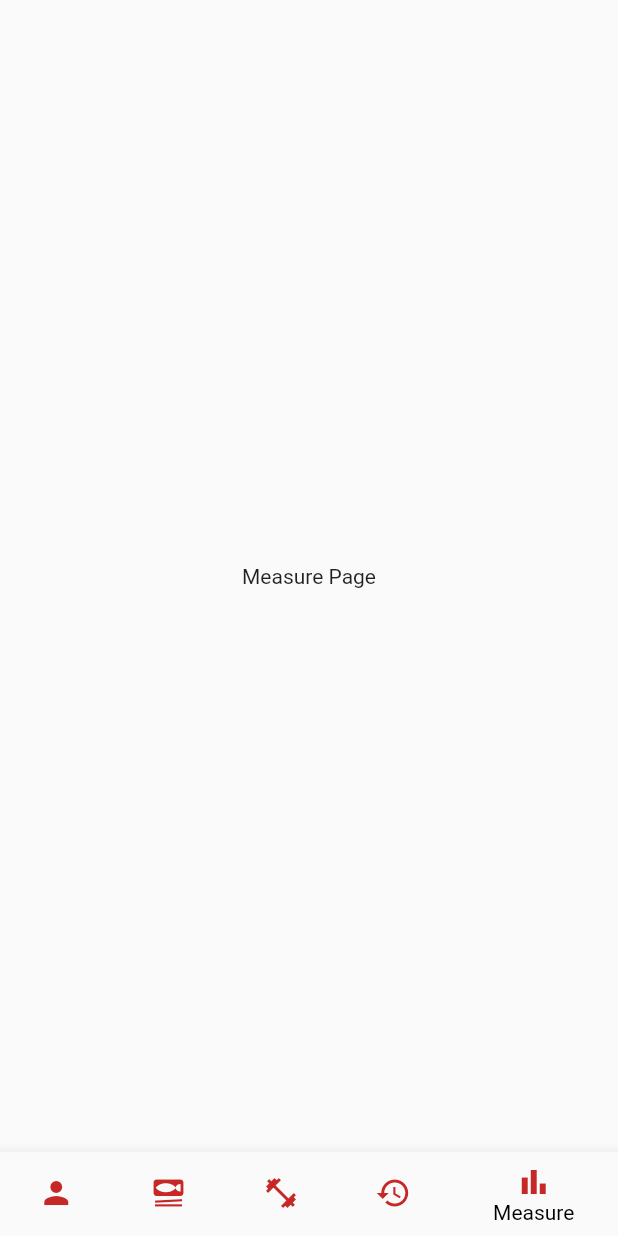
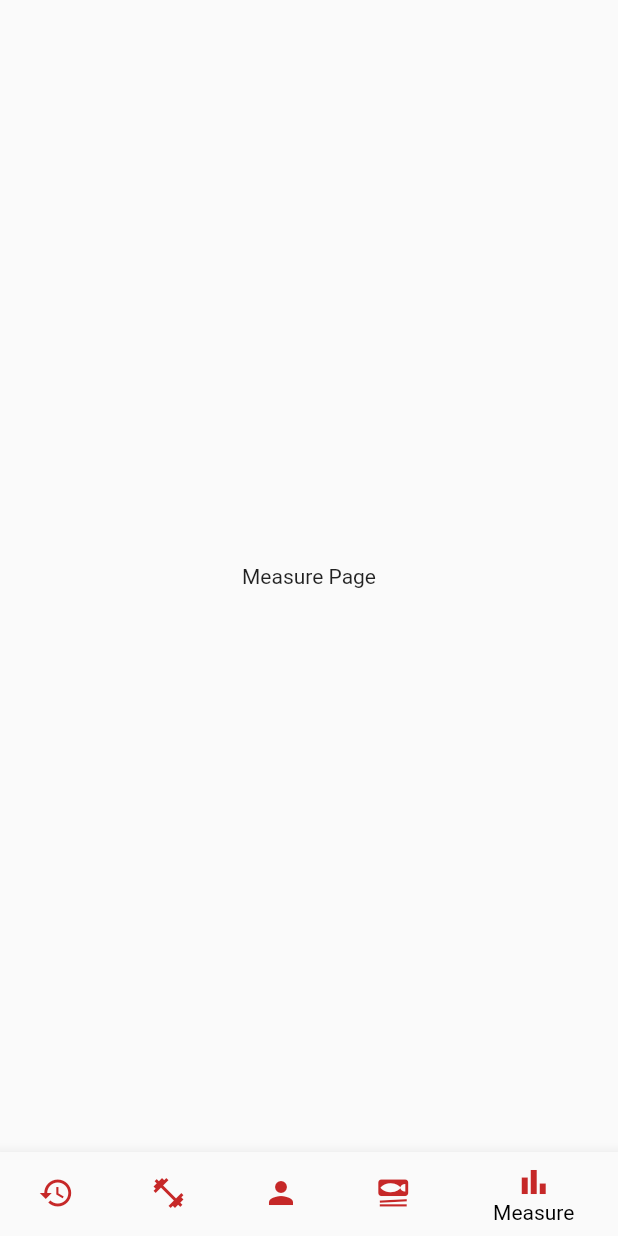
Before and after one commit to FrederikvSvane/FitMate, a Flutter app: the screen it shows after launch, item 5 of the bottom bar chosen, on a phone screen of 412 x 824 dp. Run offline on Flutter 3.47's test engine with Material 2 defaults, Android fonts, the phone set to English and light mode, and no system bars; missing offline and left inert: simple_barcode_scanner.

Commit message:
Changed navigationList

```diff
--- a/lib/pages/navigation.dart
+++ b/lib/pages/navigation.dart
@@ -14,12 +14,12 @@ class Navigation extends StatefulWidget {
 }
 
 class _NavigationState extends State<Navigation> {
-  int selectedIndex = 0;
-  static List<Widget> _widgetOptions = <Widget>[
+  int selectedIndex = 2;
+  static final List<Widget> _widgetOptions = <Widget>[
+    History(),
+    Workout(),
     Profile(),
-    Food(),
-    Workout(),
-    History(),
+    const Food(),
     Measure(),
   ];
 
@@ -39,20 +39,20 @@ class _NavigationState extends State<Navigation> {
         backgroundColor: Colors.white,
         items: <BottomNavigationBarItem>[
           BottomNavigationBarItem(
+            icon: Icon(Icons.history, color: Colors.red[800]),
+            label: 'History',
+          ),
+          BottomNavigationBarItem(
+            icon: Icon(Icons.fitness_center, color: Colors.red[800]),
+            label: 'Workout',
+          ),
+          BottomNavigationBarItem(
             icon: Icon(Icons.person, color: Colors.red[800]),
             label: 'Profile',
           ),
           BottomNavigationBarItem(
             icon: Icon(Icons.set_meal, color: Colors.red[800]),
             label: 'Food',
-          ),
-          BottomNavigationBarItem(
-            icon: Icon(Icons.fitness_center, color: Colors.red[800]),
-            label: 'Workout',
-          ),
-          BottomNavigationBarItem(
-            icon: Icon(Icons.history, color: Colors.red[800]),
-            label: 'History',
           ),
           BottomNavigationBarItem(
             icon: Icon(Icons.bar_chart, color: Colors.red[800]),
```
